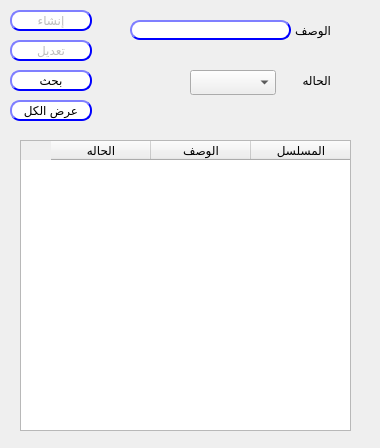
First picture: the form in presentation/loyalty_ui/createModifyRedeemType.ui, repository Hossam01/HyperPOS2020Design, before the edit.
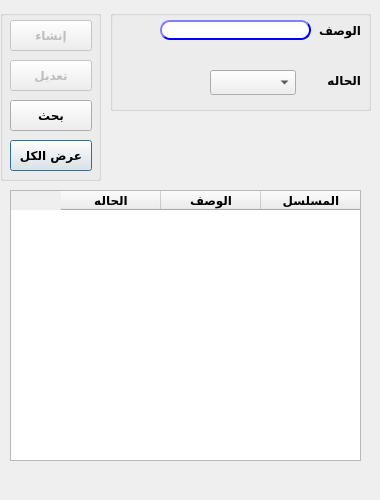
Second picture: the form after the edit.

What changed in the file:
```diff
--- a/presentation/loyalty_ui/createModifyRedeemType.ui
+++ b/presentation/loyalty_ui/createModifyRedeemType.ui
@@ -7,148 +7,41 @@
     <x>0</x>
     <y>0</y>
     <width>380</width>
-    <height>448</height>
+    <height>500</height>
    </rect>
   </property>
+  <property name="minimumSize">
+   <size>
+    <width>380</width>
+    <height>500</height>
+   </size>
+  </property>
+  <property name="maximumSize">
+   <size>
+    <width>380</width>
+    <height>500</height>
+   </size>
+  </property>
   <property name="windowTitle">
    <string>نوع الإسترجاع</string>
   </property>
-  <widget class="QLineEdit" name="LE_desc">
-   <property name="geometry">
-    <rect>
-     <x>130</x>
-     <y>20</y>
-     <width>161</width>
-     <height>20</height>
-    </rect>
-   </property>
-   <property name="styleSheet">
-    <string notr="true">QLineEdit{
-                                        background-color: white;
-                                        border-style: outset;
-                                        border-width: 2px;
-                                        border-radius: 10px;
-                                        border-color: blue;
-                                        min-width: 6em;
-                                        }
-                                        QLineEdit:hover {
-                                        background: qradialgradient(
-                                        cx: 0.3, cy: -0.4, fx: 0.3, fy: -0.4,
-                                        radius: 1.35, stop: 0 #fff, stop: 1 #bbb
-                                        );
-                                        }
-                                       QLineEdit:pressed {
-                                        border-style: inset;
-                                        background: qradialgradient(
-                                        cx: 0.4, cy: -0.1, fx: 0.4, fy: -0.1,
-                                        radius: 1.35, stop: 0 #fff, stop: 1 #ddd
-                                        );
-                                        }
-                                    </string>
-   </property>
-  </widget>
-  <widget class="QPushButton" name="BTN_createRedeemTp">
-   <property name="enabled">
-    <bool>false</bool>
-   </property>
-   <property name="geometry">
-    <rect>
-     <x>10</x>
-     <y>10</y>
-     <width>82</width>
-     <height>21</height>
-    </rect>
-   </property>
-   <property name="styleSheet">
-    <string notr="true">QPushButton{
-                                        background-color: white;
-                                        border-style: outset;
-                                        border-width: 2px;
-                                        border-radius: 10px;
-                                        border-color: blue;
-                                        min-width: 6em;
-                                        }
-                                        QPushButton:hover {
-                                        background: qradialgradient(
-                                        cx: 0.3, cy: -0.4, fx: 0.3, fy: -0.4,
-                                        radius: 1.35, stop: 0 #fff, stop: 1 #bbb
-                                        );
-                                        }
-                                        QPushButton:pressed {
-                                        border-style: inset;
-                                        background: qradialgradient(
-                                        cx: 0.4, cy: -0.1, fx: 0.4, fy: -0.1,
-                                        radius: 1.35, stop: 0 #fff, stop: 1 #ddd
-                                        );
-                                        }
-                                    </string>
-   </property>
-   <property name="text">
-    <string>إنشاء</string>
-   </property>
-  </widget>
-  <widget class="QPushButton" name="BTN_modifyRedeemTp">
-   <property name="enabled">
-    <bool>false</bool>
-   </property>
-   <property name="geometry">
-    <rect>
-     <x>10</x>
-     <y>40</y>
-     <width>82</width>
-     <height>21</height>
-    </rect>
-   </property>
-   <property name="styleSheet">
-    <string notr="true">QPushButton{
-                                        background-color: white;
-                                        border-style: outset;
-                                        border-width: 2px;
-                                        border-radius: 10px;
-                                        border-color: blue;
-                                        min-width: 6em;
-                                        }
-                                        QPushButton:hover {
-                                        background: qradialgradient(
-                                        cx: 0.3, cy: -0.4, fx: 0.3, fy: -0.4,
-                                        radius: 1.35, stop: 0 #fff, stop: 1 #bbb
-                                        );
-                                        }
-                                        QPushButton:pressed {
-                                        border-style: inset;
-                                        background: qradialgradient(
-                                        cx: 0.4, cy: -0.1, fx: 0.4, fy: -0.1,
-                                        radius: 1.35, stop: 0 #fff, stop: 1 #ddd
-                                        );
-                                        }
-                                    </string>
-   </property>
-   <property name="text">
-    <string>تعديل</string>
-   </property>
-  </widget>
-  <widget class="QLabel" name="label_15">
-   <property name="geometry">
-    <rect>
-     <x>270</x>
-     <y>70</y>
-     <width>61</width>
-     <height>20</height>
-    </rect>
-   </property>
-   <property name="text">
-    <string>الحاله</string>
-   </property>
-  </widget>
   <widget class="QTableWidget" name="Qtable_redeemTp">
    <property name="geometry">
     <rect>
-     <x>20</x>
-     <y>140</y>
-     <width>331</width>
-     <height>291</height>
+     <x>10</x>
+     <y>190</y>
+     <width>351</width>
+     <height>271</height>
     </rect>
    </property>
+   <property name="font">
+    <font>
+     <family>29LT Bukra Regular</family>
+     <pointsize>9</pointsize>
+     <weight>75</weight>
+     <bold>true</bold>
+    </font>
+   </property>
    <property name="layoutDirection">
     <enum>Qt::RightToLeft</enum>
    </property>
@@ -168,40 +61,55 @@
     </property>
    </column>
   </widget>
-  <widget class="QLabel" name="label_14">
+  <widget class="QGroupBox" name="groupBox">
    <property name="geometry">
     <rect>
-     <x>280</x>
-     <y>20</y>
-     <width>51</width>
-     <height>20</height>
+     <x>110</x>
+     <y>10</y>
+     <width>261</width>
+     <height>101</height>
     </rect>
    </property>
-   <property name="text">
-    <string>الوصف</string>
+   <property name="title">
+    <string/>
    </property>
-  </widget>
-  <widget class="QComboBox" name="CMB_redeemType">
-   <property name="geometry">
-    <rect>
-     <x>190</x>
-     <y>70</y>
-     <width>86</width>
-     <height>25</height>
-    </rect>
-   </property>
-  </widget>
-  <widget class="QPushButton" name="BTN_searchRedeemTp">
-   <property name="geometry">
-    <rect>
-     <x>10</x>
-     <y>70</y>
-     <width>82</width>
-     <height>21</height>
-    </rect>
-   </property>
-   <property name="styleSheet">
-    <string notr="true">QPushButton{
+   <widget class="QComboBox" name="CMB_redeemType">
+    <property name="geometry">
+     <rect>
+      <x>100</x>
+      <y>60</y>
+      <width>86</width>
+      <height>25</height>
+     </rect>
+    </property>
+    <property name="font">
+     <font>
+      <family>29LT Bukra Regular</family>
+      <pointsize>9</pointsize>
+      <weight>75</weight>
+      <bold>true</bold>
+     </font>
+    </property>
+   </widget>
+   <widget class="QLineEdit" name="LE_desc">
+    <property name="geometry">
+     <rect>
+      <x>50</x>
+      <y>10</y>
+      <width>151</width>
+      <height>20</height>
+     </rect>
+    </property>
+    <property name="font">
+     <font>
+      <family>29LT Bukra Regular</family>
+      <pointsize>9</pointsize>
+      <weight>75</weight>
+      <bold>true</bold>
+     </font>
+    </property>
+    <property name="styleSheet">
+     <string notr="true">QLineEdit{
                                         background-color: white;
                                         border-style: outset;
                                         border-width: 2px;
@@ -209,13 +117,13 @@
                                         border-color: blue;
                                         min-width: 6em;
                                         }
-                                        QPushButton:hover {
+                                        QLineEdit:hover {
                                         background: qradialgradient(
                                         cx: 0.3, cy: -0.4, fx: 0.3, fy: -0.4,
                                         radius: 1.35, stop: 0 #fff, stop: 1 #bbb
                                         );
                                         }
-                                        QPushButton:pressed {
+                                       QLineEdit:pressed {
                                         border-style: inset;
                                         background: qradialgradient(
                                         cx: 0.4, cy: -0.1, fx: 0.4, fy: -0.1,
@@ -223,80 +131,217 @@
                                         );
                                         }
                                     </string>
-   </property>
-   <property name="text">
-    <string>بحث</string>
-   </property>
+    </property>
+   </widget>
+   <widget class="QLabel" name="label_14">
+    <property name="geometry">
+     <rect>
+      <x>200</x>
+      <y>10</y>
+      <width>51</width>
+      <height>20</height>
+     </rect>
+    </property>
+    <property name="font">
+     <font>
+      <family>29LT Bukra Regular</family>
+      <pointsize>9</pointsize>
+      <weight>75</weight>
+      <bold>true</bold>
+     </font>
+    </property>
+    <property name="text">
+     <string>الوصف</string>
+    </property>
+   </widget>
+   <widget class="QLabel" name="label_15">
+    <property name="geometry">
+     <rect>
+      <x>190</x>
+      <y>60</y>
+      <width>61</width>
+      <height>20</height>
+     </rect>
+    </property>
+    <property name="font">
+     <font>
+      <family>29LT Bukra Regular</family>
+      <pointsize>9</pointsize>
+      <weight>75</weight>
+      <bold>true</bold>
+     </font>
+    </property>
+    <property name="text">
+     <string>الحاله</string>
+    </property>
+   </widget>
+   <widget class="QLabel" name="LB_redeemTpId">
+    <property name="enabled">
+     <bool>false</bool>
+    </property>
+    <property name="geometry">
+     <rect>
+      <x>10</x>
+      <y>10</y>
+      <width>31</width>
+      <height>20</height>
+     </rect>
+    </property>
+    <property name="font">
+     <font>
+      <family>29LT Bukra Regular</family>
+      <pointsize>9</pointsize>
+      <weight>75</weight>
+      <bold>true</bold>
+     </font>
+    </property>
+    <property name="text">
+     <string/>
+    </property>
+   </widget>
+   <widget class="QLabel" name="LB_status">
+    <property name="enabled">
+     <bool>false</bool>
+    </property>
+    <property name="geometry">
+     <rect>
+      <x>30</x>
+      <y>60</y>
+      <width>31</width>
+      <height>21</height>
+     </rect>
+    </property>
+    <property name="font">
+     <font>
+      <family>29LT Bukra Regular</family>
+      <pointsize>9</pointsize>
+      <weight>75</weight>
+      <bold>true</bold>
+     </font>
+    </property>
+    <property name="text">
+     <string/>
+    </property>
+   </widget>
   </widget>
-  <widget class="QPushButton" name="BTN_searchRedeemTp_all">
+  <widget class="QGroupBox" name="groupBox_2">
    <property name="geometry">
     <rect>
-     <x>10</x>
-     <y>100</y>
-     <width>82</width>
-     <height>21</height>
-    </rect>
-   </property>
-   <property name="styleSheet">
-    <string notr="true">QPushButton{
-                                        background-color: white;
-                                        border-style: outset;
-                                        border-width: 2px;
-                                        border-radius: 10px;
-                                        border-color: blue;
-                                        min-width: 6em;
-                                        }
-                                        QPushButton:hover {
-                                        background: qradialgradient(
-                                        cx: 0.3, cy: -0.4, fx: 0.3, fy: -0.4,
-                                        radius: 1.35, stop: 0 #fff, stop: 1 #bbb
-                                        );
-                                        }
-                                        QPushButton:pressed {
-                                        border-style: inset;
-                                        background: qradialgradient(
-                                        cx: 0.4, cy: -0.1, fx: 0.4, fy: -0.1,
-                                        radius: 1.35, stop: 0 #fff, stop: 1 #ddd
-                                        );
-                                        }
-                                    </string>
-   </property>
-   <property name="text">
-    <string>عرض الكل</string>
-   </property>
-  </widget>
-  <widget class="QLabel" name="LB_redeemTpId">
-   <property name="enabled">
-    <bool>false</bool>
-   </property>
-   <property name="geometry">
-    <rect>
-     <x>100</x>
+     <x>0</x>
      <y>10</y>
-     <width>31</width>
-     <height>20</height>
+     <width>101</width>
+     <height>171</height>
     </rect>
    </property>
-   <property name="text">
+   <property name="title">
     <string/>
    </property>
+   <widget class="QPushButton" name="BTN_searchRedeemTp_all">
+    <property name="geometry">
+     <rect>
+      <x>10</x>
+      <y>130</y>
+      <width>82</width>
+      <height>31</height>
+     </rect>
+    </property>
+    <property name="font">
+     <font>
+      <family>29LT Bukra Regular</family>
+      <pointsize>9</pointsize>
+      <weight>75</weight>
+      <bold>true</bold>
+     </font>
+    </property>
+    <property name="styleSheet">
+     <string notr="true"/>
+    </property>
+    <property name="text">
+     <string>عرض الكل</string>
+    </property>
+   </widget>
+   <widget class="QPushButton" name="BTN_modifyRedeemTp">
+    <property name="enabled">
+     <bool>false</bool>
+    </property>
+    <property name="geometry">
+     <rect>
+      <x>10</x>
+      <y>50</y>
+      <width>82</width>
+      <height>31</height>
+     </rect>
+    </property>
+    <property name="font">
+     <font>
+      <family>29LT Bukra Regular</family>
+      <pointsize>9</pointsize>
+      <weight>75</weight>
+      <bold>true</bold>
+     </font>
+    </property>
+    <property name="styleSheet">
+     <string notr="true"/>
+    </property>
+    <property name="text">
+     <string>تعديل</string>
+    </property>
+   </widget>
+   <widget class="QPushButton" name="BTN_searchRedeemTp">
+    <property name="geometry">
+     <rect>
+      <x>10</x>
+      <y>90</y>
+      <width>82</width>
+      <height>31</height>
+     </rect>
+    </property>
+    <property name="font">
+     <font>
+      <family>29LT Bukra Regular</family>
+      <pointsize>9</pointsize>
+      <weight>75</weight>
+      <bold>true</bold>
+     </font>
+    </property>
+    <property name="styleSheet">
+     <string notr="true"/>
+    </property>
+    <property name="text">
+     <string>بحث</string>
+    </property>
+   </widget>
+   <widget class="QPushButton" name="BTN_createRedeemTp">
+    <property name="enabled">
+     <bool>false</bool>
+    </property>
+    <property name="geometry">
+     <rect>
+      <x>10</x>
+      <y>10</y>
+      <width>82</width>
+      <height>31</height>
+     </rect>
+    </property>
+    <property name="font">
+     <font>
+      <family>29LT Bukra Regular</family>
+      <pointsize>9</pointsize>
+      <weight>75</weight>
+      <bold>true</bold>
+     </font>
+    </property>
+    <property name="styleSheet">
+     <string notr="true"/>
+    </property>
+    <property name="text">
+     <string>إنشاء</string>
+    </property>
+   </widget>
   </widget>
-  <widget class="QLabel" name="LB_status">
-   <property name="enabled">
-    <bool>false</bool>
-   </property>
-   <property name="geometry">
-    <rect>
-     <x>120</x>
-     <y>80</y>
-     <width>31</width>
-     <height>21</height>
-    </rect>
-   </property>
-   <property name="text">
-    <string/>
-   </property>
-  </widget>
+  <zorder>groupBox_2</zorder>
+  <zorder>groupBox</zorder>
+  <zorder>Qtable_redeemTp</zorder>
  </widget>
  <resources/>
  <connections/>
```
